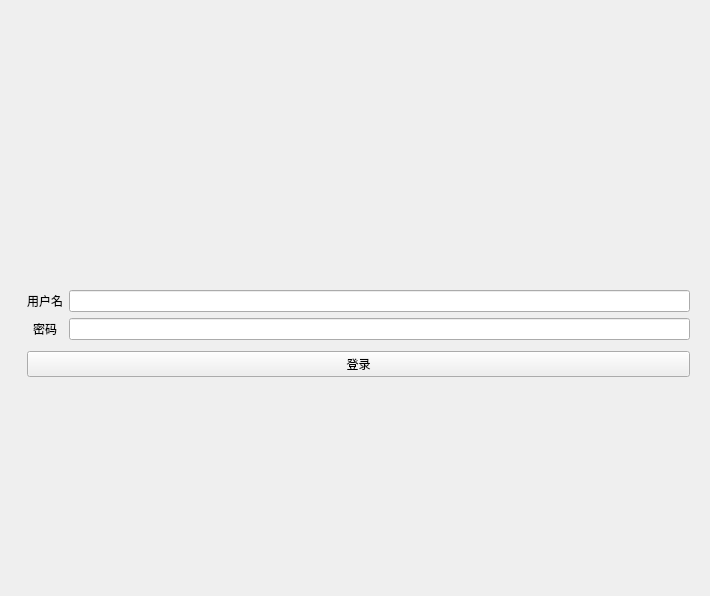
First picture: the form in xt/code/ui/Login.ui, repository joker20020/ERP, before the edit.
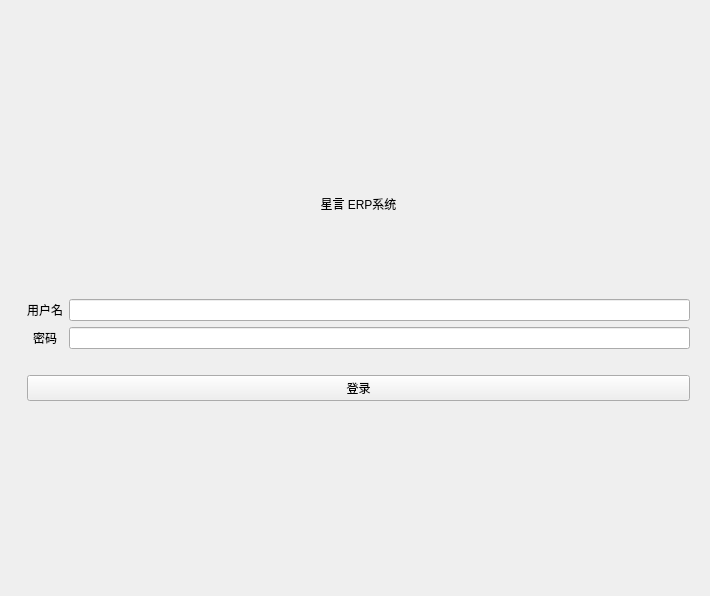
Second picture: the form after the edit. Custom widgets are drawn as their Qt base class.

What changed in the file:
```diff
--- a/xt/code/ui/Login.ui
+++ b/xt/code/ui/Login.ui
@@ -73,6 +73,32 @@
         </property>
        </spacer>
       </item>
+      <item>
+       <widget class="TitleLabel" name="label">
+        <property name="text">
+         <string>星言 ERP系统</string>
+        </property>
+        <property name="alignment">
+         <set>Qt::AlignCenter</set>
+        </property>
+       </widget>
+      </item>
+      <item>
+       <spacer name="verticalSpacer_5">
+        <property name="orientation">
+         <enum>Qt::Vertical</enum>
+        </property>
+        <property name="sizeType">
+         <enum>QSizePolicy::Fixed</enum>
+        </property>
+        <property name="sizeHint" stdset="0">
+         <size>
+          <width>20</width>
+          <height>40</height>
+         </size>
+        </property>
+       </spacer>
+      </item>
       <item>
        <widget class="QLabel" name="logo">
         <property name="text">
@@ -94,7 +120,7 @@
         <property name="sizeHint" stdset="0">
          <size>
           <width>20</width>
-          <height>50</height>
+          <height>20</height>
          </size>
         </property>
        </spacer>
@@ -149,7 +175,7 @@
         <property name="sizeHint" stdset="0">
          <size>
           <width>20</width>
-          <height>5</height>
+          <height>20</height>
          </size>
         </property>
        </spacer>
@@ -190,14 +216,19 @@
    <extends>QLabel</extends>
    <header>qfluentwidgets</header>
   </customwidget>
+  <customwidget>
+   <class>PasswordLineEdit</class>
+   <extends>QLineEdit</extends>
+   <header>qfluentwidgets</header>
+  </customwidget>
   <customwidget>
    <class>PrimaryPushButton</class>
    <extends>QPushButton</extends>
    <header>qfluentwidgets</header>
   </customwidget>
   <customwidget>
-   <class>PasswordLineEdit</class>
-   <extends>QLineEdit</extends>
+   <class>TitleLabel</class>
+   <extends>QLabel</extends>
    <header>qfluentwidgets</header>
   </customwidget>
  </customwidgets>
```
